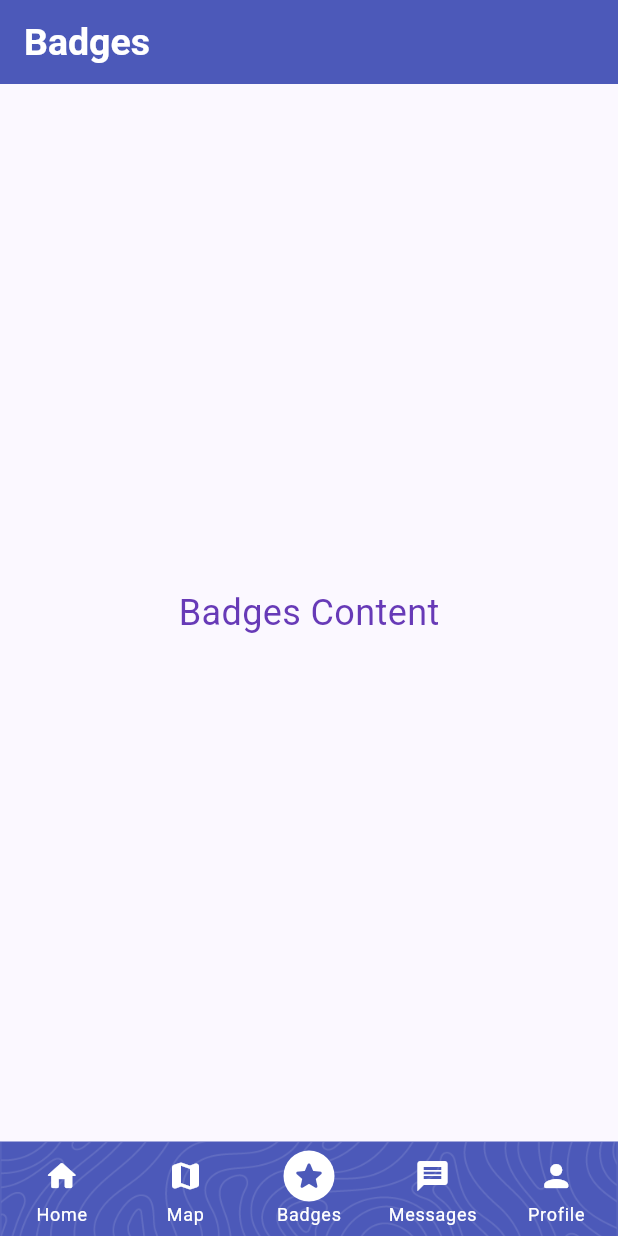
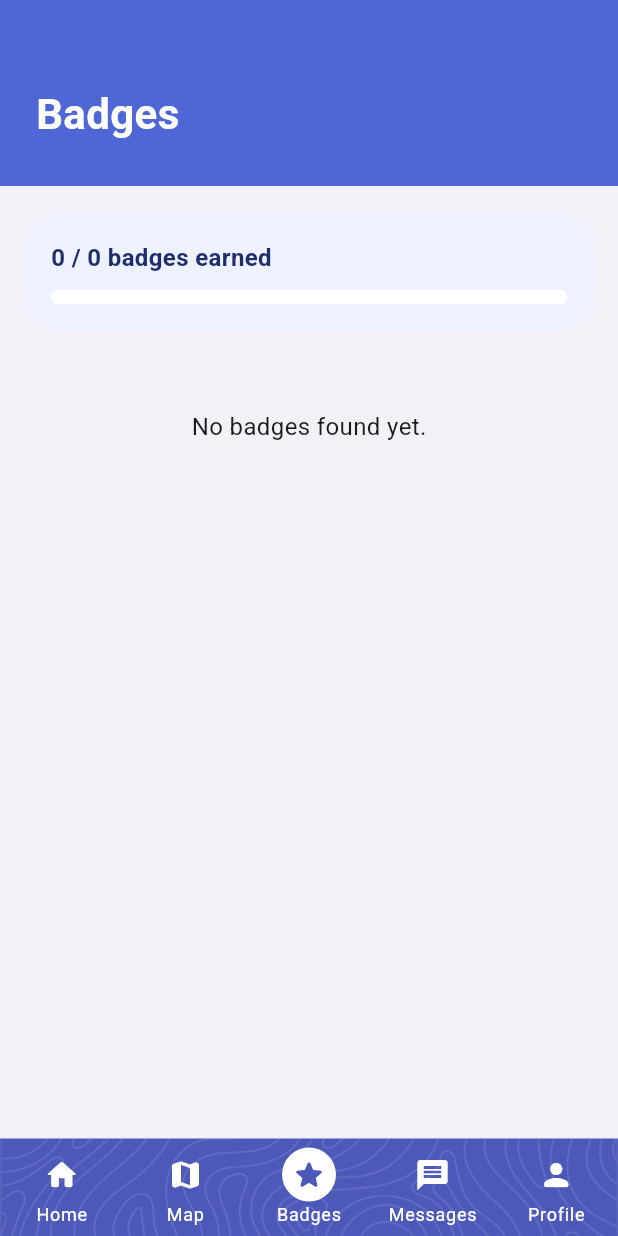
Before and after one commit to katie-allen2004/pathway, a Flutter app: the PathwayNavShell screen opened directly, item 3 of the bottom bar chosen, on a phone screen of 412 x 824 dp. Run offline on Flutter 3.47's test engine with Material 3 defaults, Android fonts, the phone set to English and light mode, and no system bars; our stand-ins replace flutter_map, geocoding, google_fonts, google_maps_flutter, image_picker, latlong2 and 2 more; accounts and stored records are empty.

Commit message:
Implement username-based reviews and full badge progression UI
- replaced review userId display with profile display_name lookup
- updated review model to carry username data
- added repository logic to fetch profiles and map userId to username
- built badges tab data flow for earned vs locked badges
- added badge tab UI and progress display
- integrated additional review badge tiers
- fixed badge evaluation logic and RPC flow
- connected badges to review card display
- cleaned up navigation so badges screen uses real badge section

```diff
--- a/pathway/lib/core/widgets/app_scaffold.dart
+++ b/pathway/lib/core/widgets/app_scaffold.dart
@@ -7,16 +7,44 @@ import '../../features/messaging/presentation/pages/conversations_page.dart';
 import '/features/auth/presentation/map_screen.dart';
 
 import 'package:pathway/core/services/accessibility_controller.dart';
+import 'package:pathway/features/profile/presentation/widgets/badges_section.dart';
 
 class BadgesScreen extends StatelessWidget {
-  const BadgesScreen({Key? key}) : super(key: key);
+  const BadgesScreen({super.key});
+
   @override
-  Widget build(BuildContext context) => Scaffold(
-    appBar: AppBar(title: const Text('Badges')),
-    body: const Center(
-      child: Text('Badges Content', style: TextStyle(fontSize: 24, color: Colors.deepPurple)),
-      )
+  Widget build(BuildContext context) {
+    return Scaffold(
+      backgroundColor: const Color(0xFFF3F1F7),
+      body: Column(
+        children: [
+          Container(
+            width: double.infinity,
+            padding: const EdgeInsets.fromLTRB(24, 56, 24, 28),
+            decoration: const BoxDecoration(color: Color(0xFF4F67D6)),
+            child: const Text(
+              'Badges',
+              style: TextStyle(
+                fontSize: 28,
+                fontWeight: FontWeight.w800,
+                color: Colors.white,
+              ),
+            ),
+          ),
+          Expanded(
+            child: SingleChildScrollView(
+              child: Center(
+                child: ConstrainedBox(
+                  constraints: BoxConstraints(maxWidth: 620),
+                  child: BadgesSection(),
+                ),
+              ),
+            ),
+          ),
+        ],
+      ),
     );
+  }
 }
 
 class SelectedNavIcon extends StatelessWidget {
@@ -31,24 +59,15 @@ class SelectedNavIcon extends StatelessWidget {
 
   @override
   Widget build(BuildContext context) {
-    // Pull color scheme from Theme
     final cs = Theme.of(context).colorScheme;
 
     final bg = selected ? cs.onPrimary : Colors.transparent;
     final fg = selected ? cs.primary : cs.onPrimary;
 
     return Container(
-      padding: const EdgeInsets.all(5),
-      decoration: BoxDecoration(
-        shape: BoxShape.circle,
-        // Set decoration color to bg color from Theme
-        color: bg,
-      ),
-      child: Icon(
-        icon,
-        // Set icon color to fg color from Theme
-        color: fg
-      )
+      padding: const EdgeInsets.all(6),
+      decoration: BoxDecoration(shape: BoxShape.circle, color: bg),
+      child: Icon(icon, color: fg),
     );
   }
 }
@@ -108,9 +127,9 @@ class _PathwayNavShellState extends State<PathwayNavShell> {
                 ),
         ),
         child: Theme(
-        data: Theme.of(context).copyWith(
-          navigationBarTheme: Theme.of(context).navigationBarTheme,
-        ),
+          data: Theme.of(
+            context,
+          ).copyWith(navigationBarTheme: Theme.of(context).navigationBarTheme),
           child: BottomNavigationBar(
             backgroundColor: Colors.transparent,
             elevation: 0,
@@ -119,77 +138,75 @@ class _PathwayNavShellState extends State<PathwayNavShell> {
             selectedItemColor: navFg,
             unselectedItemColor: navFg,
 
-        selectedLabelStyle: Theme.of(context).textTheme.labelSmall?.copyWith(
-          fontSize: 12,
-          color: navFg,
-        ),
-        unselectedLabelStyle: Theme.of(context).textTheme.labelSmall?.copyWith(
-          fontSize: 12,
-          color: navFg,
-        ),
+            selectedLabelStyle: Theme.of(
+              context,
+            ).textTheme.labelSmall?.copyWith(fontSize: 12, color: navFg),
+            unselectedLabelStyle: Theme.of(
+              context,
+            ).textTheme.labelSmall?.copyWith(fontSize: 12, color: navFg),
             showSelectedLabels: true,
             showUnselectedLabels: true,
 
             items: const <BottomNavigationBarItem>[
               BottomNavigationBarItem(
                 // Home icon
-            icon: SelectedNavIcon(
+                icon: const SelectedNavIcon(
                   icon: Icons.home_rounded,
                   selected: false,
                 ),
-            activeIcon: SelectedNavIcon(
+                activeIcon: const SelectedNavIcon(
                   icon: Icons.home_rounded,
                   selected: true,
                 ),
-            label: 'Home'
+                label: 'Home',
               ),
               // Map icon
               BottomNavigationBarItem(
-            icon: SelectedNavIcon(
+                icon: const SelectedNavIcon(
                   icon: Icons.map_rounded,
                   selected: false,
                 ),
-            activeIcon: SelectedNavIcon(
+                activeIcon: const SelectedNavIcon(
                   icon: Icons.map_rounded,
                   selected: true,
                 ),
-            label: 'Map'
+                label: 'Map',
               ),
               // Badges icon
               BottomNavigationBarItem(
-            icon: SelectedNavIcon(
+                icon: const SelectedNavIcon(
                   icon: Icons.star_rounded,
                   selected: false,
                 ),
-            activeIcon: SelectedNavIcon(
+                activeIcon: const SelectedNavIcon(
                   icon: Icons.star_rounded,
                   selected: true,
                 ),
-            label: 'Badges'
+                label: 'Badges',
               ),
               // Message icon
               BottomNavigationBarItem(
-            icon: SelectedNavIcon(
+                icon: const SelectedNavIcon(
                   icon: Icons.message,
                   selected: false,
                 ),
-            activeIcon: SelectedNavIcon(
+                activeIcon: const SelectedNavIcon(
                   icon: Icons.message,
                   selected: true,
                 ),
-            label: 'Messages'
+                label: 'Messages',
               ),
 
               BottomNavigationBarItem(
-            icon: SelectedNavIcon(
+                icon: const SelectedNavIcon(
                   icon: Icons.person_rounded,
                   selected: false,
                 ),
-            activeIcon: SelectedNavIcon(
+                activeIcon: const SelectedNavIcon(
                   icon: Icons.person_rounded,
                   selected: true,
                 ),
-            label: 'Profile'
+                label: 'Profile',
               ),
             ],
             onTap: _onItemTapped,
--- /dev/null
+++ b/pathway/lib/features/gamification/data/badge_tab_data.dart
@@ -0,0 +1,11 @@
+import 'package:pathway/features/gamification/data/badge_model.dart';
+
+class BadgeTabData {
+  final List<BadgeModel> earned;
+  final List<BadgeModel> locked;
+
+  BadgeTabData({
+    required this.earned,
+    required this.locked,
+  });
+}
--- a/pathway/lib/features/profile/presentation/pages/profile_page.dart
+++ b/pathway/lib/features/profile/presentation/pages/profile_page.dart
@@ -19,6 +19,8 @@
 import 'package:provider/provider.dart';
 import 'package:pathway/models/accessibility_settings.dart';
 import 'package:pathway/features/venues/data/venue_model.dart';
+import '../widgets/badges_section.dart';
+
 
 class ProfilePage extends StatefulWidget {
   const ProfilePage({super.key});
@@ -117,6 +119,7 @@
         mainAxisSize: MainAxisSize.min,
         crossAxisAlignment: CrossAxisAlignment.start,
         children: [
+          const BadgesSection(),
           //status badge
           Container(
             padding: const EdgeInsets.symmetric(horizontal: 10, vertical: 4),
--- a/pathway/lib/features/profile/presentation/widgets/badges_section.dart
+++ b/pathway/lib/features/profile/presentation/widgets/badges_section.dart
@@ -0,0 +1,321 @@
+import 'package:flutter/material.dart';
+import 'package:supabase_flutter/supabase_flutter.dart';
+
+import 'package:pathway/features/gamification/data/badge_model.dart';
+import 'package:pathway/features/gamification/data/badge_tab_data.dart';
+import 'package:pathway/features/venues/data/venue_repository.dart';
+
+class BadgesSection extends StatelessWidget {
+  const BadgesSection({super.key});
+
+  @override
+  Widget build(BuildContext context) {
+    final userId = Supabase.instance.client.auth.currentUser?.id;
+    final repository = VenueRepository();
+
+    if (userId == null) {
+      return const Padding(
+        padding: EdgeInsets.all(24),
+        child: Center(
+          child: Text('Not logged in', style: TextStyle(fontSize: 16)),
+        ),
+      );
+    }
+
+    return FutureBuilder<BadgeTabData>(
+      future: repository.fetchBadgeTabData(userId),
+      builder: (context, snapshot) {
+        if (snapshot.connectionState == ConnectionState.waiting) {
+          return const Padding(
+            padding: EdgeInsets.all(32),
+            child: Center(child: CircularProgressIndicator()),
+          );
+        }
+
+        if (snapshot.hasError) {
+          return const Padding(
+            padding: EdgeInsets.all(24),
+            child: Center(
+              child: Text(
+                'Failed to load badges',
+                style: TextStyle(fontSize: 16),
+              ),
+            ),
+          );
+        }
+
+        final data = snapshot.data ?? BadgeTabData(earned: [], locked: []);
+        final totalCount = data.earned.length + data.locked.length;
+        final progress = totalCount == 0
+            ? 0.0
+            : data.earned.length / totalCount;
+
+        return Padding(
+          padding: const EdgeInsets.fromLTRB(16, 18, 16, 28),
+          child: Column(
+            crossAxisAlignment: CrossAxisAlignment.start,
+            children: [
+              _ProgressCard(
+                earnedCount: data.earned.length,
+                totalCount: totalCount,
+                progress: progress,
+              ),
+              const SizedBox(height: 22),
+
+              if (data.earned.isNotEmpty) ...[
+                const _SectionTitle('Earned'),
+                const SizedBox(height: 10),
+                ...data.earned.map(
+                  (b) => _BadgeCard(badge: b, isLocked: false),
+                ),
+                const SizedBox(height: 20),
+              ],
+
+              if (data.locked.isNotEmpty) ...[
+                const _SectionTitle('Locked'),
+                const SizedBox(height: 10),
+                ...data.locked.map((b) => _BadgeCard(badge: b, isLocked: true)),
+              ],
+
+              if (data.earned.isEmpty && data.locked.isEmpty)
+                const Padding(
+                  padding: EdgeInsets.only(top: 30),
+                  child: Center(
+                    child: Text(
+                      'No badges found yet.',
+                      style: TextStyle(fontSize: 16),
+                    ),
+                  ),
+                ),
+            ],
+          ),
+        );
+      },
+    );
+  }
+}
+
+class _ProgressCard extends StatelessWidget {
+  final int earnedCount;
+  final int totalCount;
+  final double progress;
+
+  const _ProgressCard({
+    required this.earnedCount,
+    required this.totalCount,
+    required this.progress,
+  });
+
+  @override
+  Widget build(BuildContext context) {
+    return Container(
+      padding: const EdgeInsets.all(18),
+      decoration: BoxDecoration(
+        color: const Color(0xFFEEF1FF),
+        borderRadius: BorderRadius.circular(24),
+      ),
+      child: Column(
+        crossAxisAlignment: CrossAxisAlignment.start,
+        children: [
+          Text(
+            '$earnedCount / $totalCount badges earned',
+            style: const TextStyle(
+              fontSize: 16,
+              fontWeight: FontWeight.w800,
+              color: Color(0xFF1E2D6B),
+            ),
+          ),
+          const SizedBox(height: 10),
+          ClipRRect(
+            borderRadius: BorderRadius.circular(999),
+            child: LinearProgressIndicator(
+              minHeight: 10,
+              value: progress,
+              backgroundColor: Colors.white,
+              valueColor: const AlwaysStoppedAnimation(Color(0xFF4F67D6)),
+            ),
+          ),
+        ],
+      ),
+    );
+  }
+}
+
+class _SectionTitle extends StatelessWidget {
+  final String text;
+
+  const _SectionTitle(this.text);
+
+  @override
+  Widget build(BuildContext context) {
+    return Text(
+      text,
+      style: const TextStyle(
+        fontSize: 17,
+        fontWeight: FontWeight.w800,
+        color: Color(0xFF1B2559),
+      ),
+    );
+  }
+}
+
+class _BadgeCard extends StatelessWidget {
+  final BadgeModel badge;
+  final bool isLocked;
+
+  const _BadgeCard({required this.badge, required this.isLocked});
+
+  @override
+  Widget build(BuildContext context) {
+    final baseColor = _parseHexColor(badge.colorHex) ?? const Color(0xFF9AA8D6);
+
+    return Opacity(
+      opacity: isLocked ? 0.72 : 1,
+      child: Container(
+        margin: const EdgeInsets.only(bottom: 16),
+        padding: const EdgeInsets.symmetric(horizontal: 18, vertical: 20),
+        decoration: BoxDecoration(
+          color: isLocked ? const Color(0xFFE9EAF1) : Colors.white,
+          borderRadius: BorderRadius.circular(24),
+          boxShadow: [
+            BoxShadow(
+              color: Colors.black.withOpacity(0.10),
+              blurRadius: 14,
+              offset: const Offset(0, 6),
+            ),
+          ],
+        ),
+        child: Row(
+          crossAxisAlignment: CrossAxisAlignment.start,
+          children: [
+            _BadgeIconBubble(
+              badge: badge,
+              color: baseColor,
+              isLocked: isLocked,
+            ),
+            const SizedBox(width: 16),
+
+            Expanded(
+              child: Column(
+                crossAxisAlignment: CrossAxisAlignment.start,
+                children: [
+                  Text(
+                    badge.name,
+                    style: const TextStyle(
+                      fontSize: 18,
+                      fontWeight: FontWeight.w800,
+                      color: Color(0xFF18295E),
+                    ),
+                  ),
+                  const SizedBox(height: 4),
+                  Text(
+                    badge.description,
+                    style: TextStyle(
+                      fontSize: 13,
+                      color: Colors.grey[600],
+                      height: 1.3,
+                    ),
+                  ),
+                  const SizedBox(height: 10),
+                  Text(
+                    isLocked ? _lockedText(badge) : _earnedText(badge),
+                    style: const TextStyle(
+                      fontSize: 14,
+                      fontWeight: FontWeight.w600,
+                      height: 1.5,
+                      color: Color(0xFF18295E),
+                    ),
+                  ),
+                ],
+              ),
+            ),
+
+            if (isLocked)
+              const Padding(
+                padding: EdgeInsets.only(left: 8, top: 4),
+                child: Icon(
+                  Icons.lock_outline_rounded,
+                  color: Colors.grey,
+                  size: 20,
+                ),
+              ),
+          ],
+        ),
+      ),
+    );
+  }
+
+  static String _earnedText(BadgeModel badge) {
+    switch (badge.code) {
+      case 'first_review':
+        return "You've taken the first step toward helping others!";
+      case 'five_reviews':
+        return "Your reviews are building real momentum in the community.";
+      case 'ten_reviews':
+        return "You're becoming a trusted voice in Pathway.";
+      default:
+        return "You've unlocked another milestone in Pathway.";
+    }
+  }
+
+  static String _lockedText(BadgeModel badge) {
+    switch (badge.code) {
+      case 'five_reviews':
+        return "You're building momentum with your reviews.";
+      case 'ten_reviews':
+        return "Keep contributing to reach this milestone.";
+      default:
+        return "Keep contributing to unlock this milestone.";
+    }
+  }
+
+  static Color? _parseHexColor(String? hex) {
+    if (hex == null) return null;
+    var cleaned = hex.replaceAll('#', '');
+    if (cleaned.length == 6) cleaned = 'FF$cleaned';
+    final value = int.tryParse(cleaned, radix: 16);
+    if (value == null) return null;
+    return Color(value);
+  }
+}
+
+class _BadgeIconBubble extends StatelessWidget {
+  final BadgeModel badge;
+  final Color color;
+  final bool isLocked;
+
+  const _BadgeIconBubble({
+    required this.badge,
+    required this.color,
+    required this.isLocked,
+  });
+
+  @override
+  Widget build(BuildContext context) {
+    final displayColor = isLocked ? Colors.grey.shade400 : color;
+
+    return Container(
+      width: 64,
+      height: 64,
+      decoration: BoxDecoration(
+        color: displayColor.withOpacity(0.14),
+        shape: BoxShape.circle,
+        border: Border.all(color: displayColor.withOpacity(0.22), width: 1.8),
+      ),
+      child: Icon(_iconFromKey(badge.iconKey), color: displayColor, size: 30),
+    );
+  }
+
+  static IconData _iconFromKey(String? key) {
+    switch (key) {
+      case 'badge_pathfinder':
+        return Icons.emoji_events_rounded;
+      case 'badge_explorer':
+        return Icons.explore_rounded;
+      case 'badge_community':
+        return Icons.favorite_rounded;
+      default:
+        return Icons.star_rounded;
+    }
+  }
+}
--- a/pathway/lib/features/venues/data/review_model.dart
+++ b/pathway/lib/features/venues/data/review_model.dart
@@ -1,7 +1,8 @@
 class ReviewModel {
   final int id;
   final int venueId;
-  final String userId; // auth uuid
+  final String userId;
+  final String? username;
   final int rating;
   final String? text;
   final DateTime? createdAt;
@@ -10,6 +11,7 @@ class ReviewModel {
     required this.id,
     required this.venueId,
     required this.userId,
+    this.username,
     required this.rating,
     this.text,
     this.createdAt,
@@ -20,6 +22,7 @@ class ReviewModel {
       id: (map['review_id'] as num?)?.toInt() ?? 0,
       venueId: (map['venue_id'] as num?)?.toInt() ?? 0,
       userId: map['user_id']?.toString() ?? '',
+      username: map['username']?.toString(),
       rating: (map['rating'] as num?)?.toInt() ?? 0,
       text: map['review_text']?.toString(),
       createdAt: map['created_at'] != null
```
Also changed, not shown: pathway/lib/features/venues/data/venue_repository.dart (+84 -8 lines), pathway/lib/features/venues/presentation/pages/venue_detail_page.dart (+15 -2 lines). Lines whose indentation alone changed are shown as unchanged.
